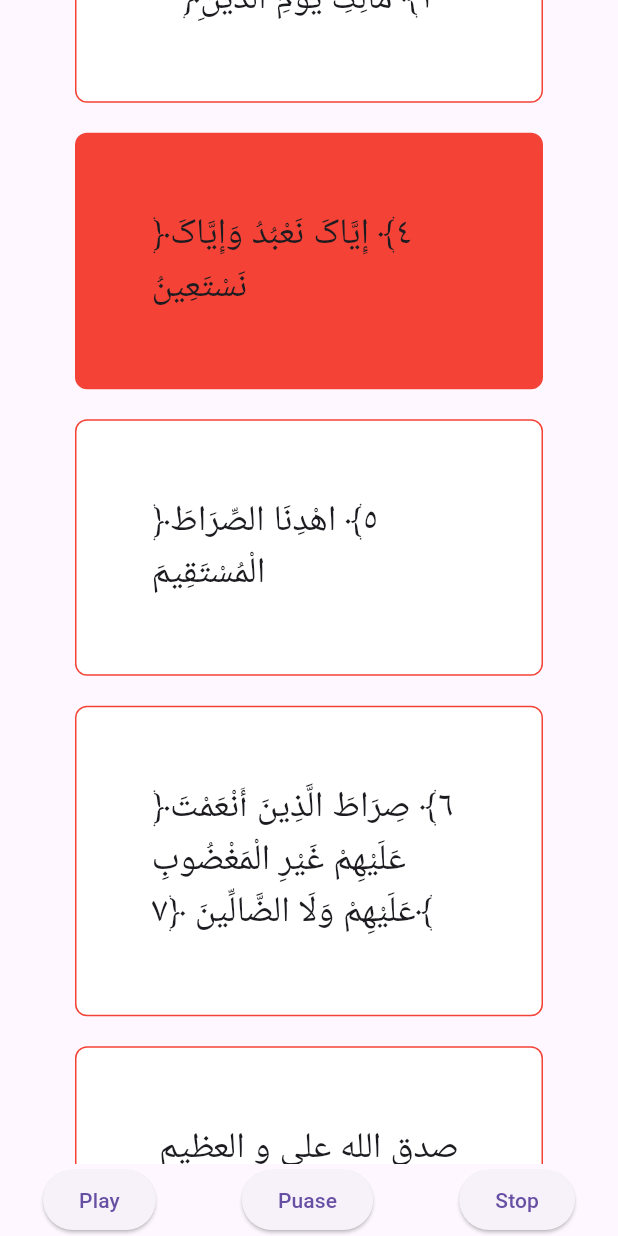
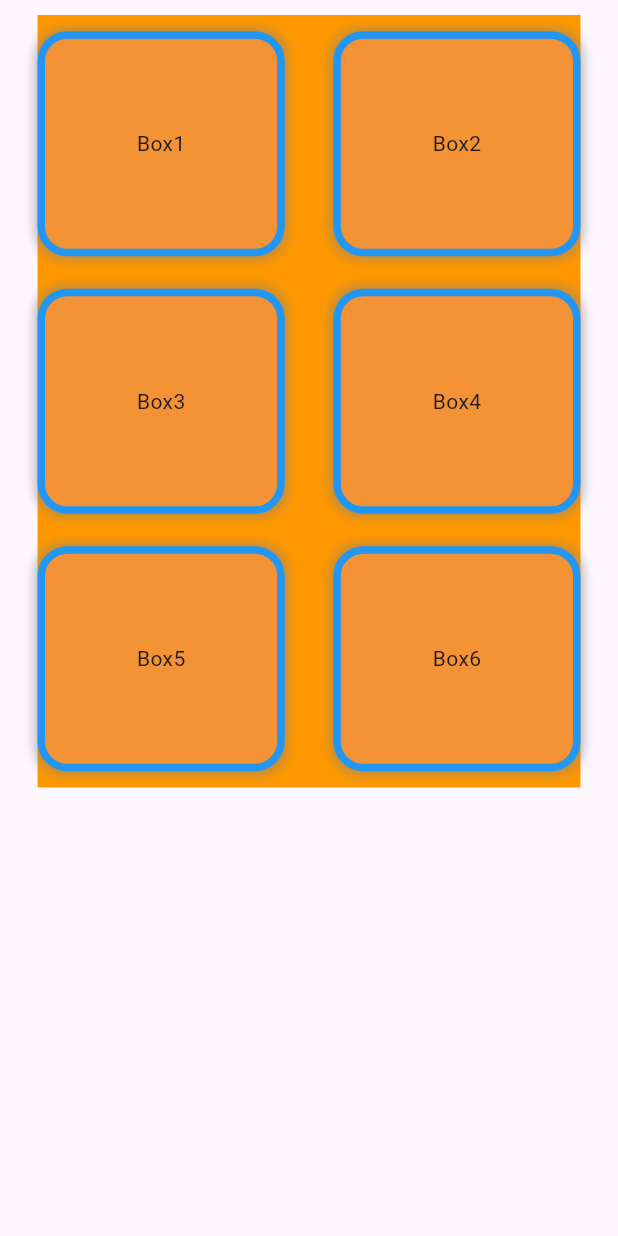
Before and after one commit to rahmatei/new_do, a Flutter app: the screen it shows after launch, on a phone screen of 412 x 824 dp. Run offline on Flutter 3.47's test engine with Material 3 defaults, Android fonts, the phone set to English and light mode, and no system bars; our stand-ins replace audioplayers.

Commit message:
add home page

```diff
--- a/lib/audio_player_lyrics.dart
+++ b/lib/audio_player_lyrics.dart
@@ -36,15 +36,19 @@ class _LyricsListState extends State<LyricsList> {
   final _currentState = LyricsListState.stop;
   Timer? _timer;
   bool _isPaused = false;
+  DateTime? _startTime; // زمان شروع آیتم فعلی
+  int _elapsedTime = 0; // زمان سپری‌شده برای آیتم فعلی
   final ScrollController _scrollController = ScrollController();
   final List<GlobalKey> _keys = List.generate(8, (_) => GlobalKey());
   AudioPlayer _audioPlayer = AudioPlayer();
   String _audioPath = 'audio/abdolbaset_hamd_1.mp3';
 
+
+
   @override
   void initState() {
     super.initState();
-    _startColorChange();
+    //_startColorChange();
     _audioPlayer.setReleaseMode(ReleaseMode.stop);
     WidgetsBinding.instance.addPostFrameCallback((_) async {
       await _audioPlayer.setSource(AssetSource(_audioPath));
@@ -61,19 +65,41 @@ class _LyricsListState extends State<LyricsList> {
   }
 
   void _pauseColorChange() async {
+    if (_timer != null && !_isPaused) {
       _timer?.cancel();
-    await  _audioPlayer.pause();
+      _elapsedTime += DateTime.now().difference(_startTime!).inMilliseconds; // محاسبه زمان سپری‌شده
+      await _audioPlayer.pause();
       setState(() {
         _isPaused = true;
       });
     }
+  }
 
   void _resumeColorChange() async {
-        await _audioPlayer.resume();
+    if (_isPaused) {
       setState(() {
         _isPaused = false;
       });
+      final remainingTime = _durations[_currentIndex] - _elapsedTime; // زمان باقی‌مانده
+
+      if (remainingTime > 0) {
+        _startColorChange(remainingTime: remainingTime);
+      } else {
+        _colors[_currentIndex] = Colors.red;
+        _scrollToCurrentIndex();
+        _currentIndex++;
+        if (_currentIndex < _lyricsLines.length) {
+          _elapsedTime = 0;
           _startColorChange();
+        } else {
+          _scrollToTopAfterDelay(_durations[_currentIndex - 1]);
+        }
+      }
+      await _audioPlayer.resume();
+    } else if (_currentIndex == 0) {
+      _startColorChange();
+      await _audioPlayer.resume();
+    }
   }
 
   void _stopColorChange() async {
@@ -83,6 +109,7 @@ class _LyricsListState extends State<LyricsList> {
     setState(() {
       _currentIndex = 0;
       _isPaused = false;
+            _elapsedTime = 0;
       _resetColors();
       _scrollToTop();
     });
@@ -94,12 +121,15 @@ class _LyricsListState extends State<LyricsList> {
     }
   }
 
-  void _startColorChange() async{
+  void _startColorChange({int? remainingTime}) async{
        if (_currentIndex == 0 && !_isPaused) {
       await _audioPlayer.play(AssetSource(_audioPath));
     }
+
     if (_currentIndex < _lyricsLines.length && !_isPaused) {
-      _timer = Timer(Duration(milliseconds: _durations[_currentIndex]), () {
+      int duration = remainingTime ?? _durations[_currentIndex];
+      _startTime = DateTime.now();
+      _timer = Timer(Duration(milliseconds: duration), () {
         setState(() {
           if (_currentIndex > 0) {
             _colors[_currentIndex - 1] = Colors.white;
@@ -108,10 +138,10 @@ class _LyricsListState extends State<LyricsList> {
           _scrollToCurrentIndex();
           _currentIndex++;
           if (_currentIndex < _lyricsLines.length) {
+            _elapsedTime = 0;
             _startColorChange();
           } else {
             _scrollToTopAfterDelay(_durations[_currentIndex - 1]);
-           // _pauseColorChange();
           }
         });
       });
@@ -132,15 +162,6 @@ class _LyricsListState extends State<LyricsList> {
   void _scrollToCurrentIndex() {
     if (_scrollController.hasClients) {
       final context = _keys[_currentIndex].currentContext;
-      //final position = _scrollController.position;
-      //final targetPosition = _currentIndex * 150.0;
-      /*if ((targetPosition - position.pixels).abs() > 140) {
-        _scrollController.animateTo(
-          targetPosition,
-          duration: const Duration(milliseconds: 500),
-          curve: Curves.easeInOut,
-        );
-      }*/
       if (context != null) {
         Scrollable.ensureVisible(
           context,
--- /dev/null
+++ b/lib/home.dart
@@ -0,0 +1,91 @@
+import 'package:flutter/cupertino.dart';
+import 'package:flutter/material.dart';
+import 'package:flutter/widgets.dart';
+import 'package:new_do/widgets/item_menu.dart';
+
+class HomeScreen extends StatelessWidget {
+  const HomeScreen({super.key});
+
+  @override
+  Widget build(BuildContext context) {
+    return Scaffold(
+      body: SafeArea(
+          child: Container(
+        width: MediaQuery.of(context).size.width,
+        height: MediaQuery.of(context).size.height,
+        padding: const EdgeInsets.symmetric(horizontal: 25, vertical: 10),
+        child: Column(
+          children: [
+            Container(
+              height:MediaQuery.of(context).size.height/1.6,
+              color: Colors.orange,
+              child: Column(children: [
+                Expanded(
+              child: Row(
+                mainAxisAlignment: MainAxisAlignment.spaceAround,
+                children: [
+                  ItemMenu(
+                    size: Size(MediaQuery.of(context).size.width / 2.5, 150),
+                    text: "Box1",
+                    colorBox: const Color.fromARGB(255, 244, 146, 54),
+                    border: Border.all(color: Colors.blue, width: 5),
+                  ),
+                  const Spacer(),
+                  ItemMenu(
+                    size: Size(MediaQuery.of(context).size.width / 2.5, 150),
+                    text: "Box2",
+                    colorBox: const Color.fromARGB(255, 244, 146, 54),
+                    border: Border.all(color: Colors.blue, width: 5),
+                  ),
+                ],
+              ),
+            ),
+            Expanded(
+              child: Row(
+                mainAxisAlignment: MainAxisAlignment.spaceAround,
+                children: [
+                  ItemMenu(
+                    size: Size(MediaQuery.of(context).size.width / 2.5, 150),
+                    text: "Box3",
+                    colorBox: const Color.fromARGB(255, 244, 146, 54),
+                    border: Border.all(color: Colors.blue, width: 5),
+                  ),
+                  const Spacer(),
+                  ItemMenu(
+                    size: Size(MediaQuery.of(context).size.width / 2.5, 150),
+                    text: "Box4",
+                    colorBox: const Color.fromARGB(255, 244, 146, 54),
+                    border: Border.all(color: Colors.blue, width: 5),
+                  ),
+                ],
+              ),
+            ),
+            Expanded(
+              child: Row(
+                mainAxisAlignment: MainAxisAlignment.spaceAround,
+                children: [
+                  ItemMenu(
+                    size: Size(MediaQuery.of(context).size.width / 2.5, 150),
+                    text: "Box5",
+                    colorBox: const Color.fromARGB(255, 244, 146, 54),
+                    border: Border.all(color: Colors.blue, width: 5),
+                  ),
+                  const Spacer(),
+                  ItemMenu(
+                    size: Size(MediaQuery.of(context).size.width / 2.5, 150),
+                    text: "Box6",
+                    colorBox: const Color.fromARGB(255, 244, 146, 54),
+                    border: Border.all(color: Colors.blue, width: 5),
+                  ),
+                ],
+              ),
+            )
+              ],),
+            )
+
+          ],
+        ),
+      )),
+    );
+  }
+}
--- a/lib/main.dart
+++ b/lib/main.dart
@@ -1,5 +1,6 @@
 import 'package:flutter/material.dart';
 import 'package:new_do/audio_player_lyrics.dart';
+import 'package:new_do/home.dart';
 
 void main() {
   runApp(MyApp());
@@ -9,7 +10,7 @@ class MyApp extends StatelessWidget {
   @override
   Widget build(BuildContext context) {
     return MaterialApp(
-      home: LyricsList(),
+      home: HomeScreen(),
     );
   }
 }
--- /dev/null
+++ b/lib/widgets/item_menu.dart
@@ -0,0 +1,33 @@
+import 'package:flutter/material.dart';
+
+class ItemMenu extends StatelessWidget {
+  final Size size;
+  final String text;
+  final Color? colorBox;
+  final BoxBorder? border;
+  const ItemMenu({
+    super.key, required this.size, required this.text, this.colorBox, this.border,
+  });
+
+  @override
+  Widget build(BuildContext context) {
+    return Container(
+      padding: const EdgeInsets.symmetric(horizontal: 7, vertical: 5),
+      width: size.width,
+      height: size.height,
+      decoration: BoxDecoration(
+        color: colorBox,
+        border: border ,
+        borderRadius: BorderRadius.circular(20),
+        boxShadow: [
+          BoxShadow(
+              color: const Color.fromARGB(255, 126, 126, 126)
+                  .withOpacity(0.5),
+              spreadRadius: 2,
+              blurRadius: 5)
+        ],
+      ),
+      child: Center(child: Text(text)),
+    );
+  }
+}
```
Lines whose indentation alone changed are shown as unchanged.
